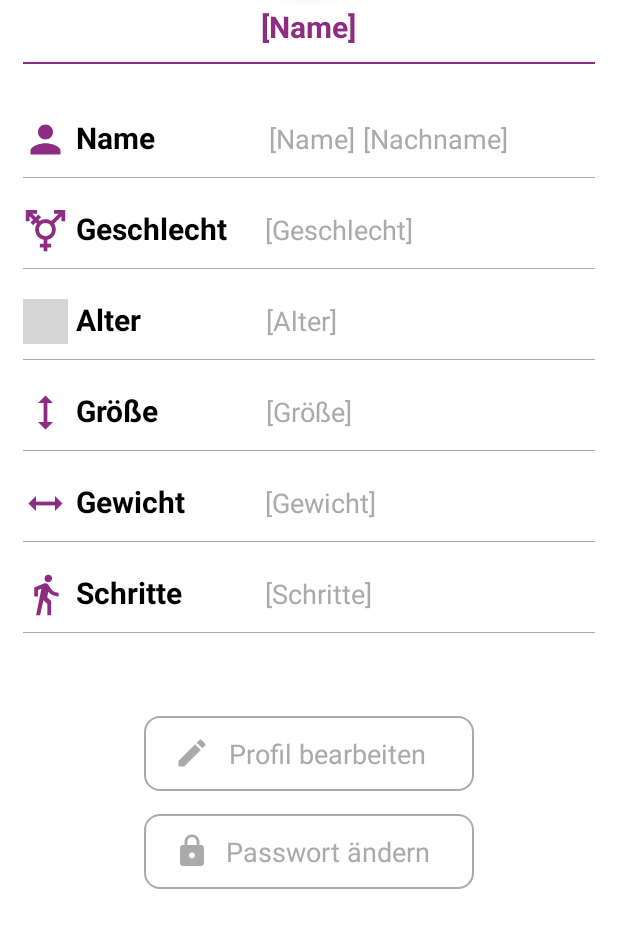
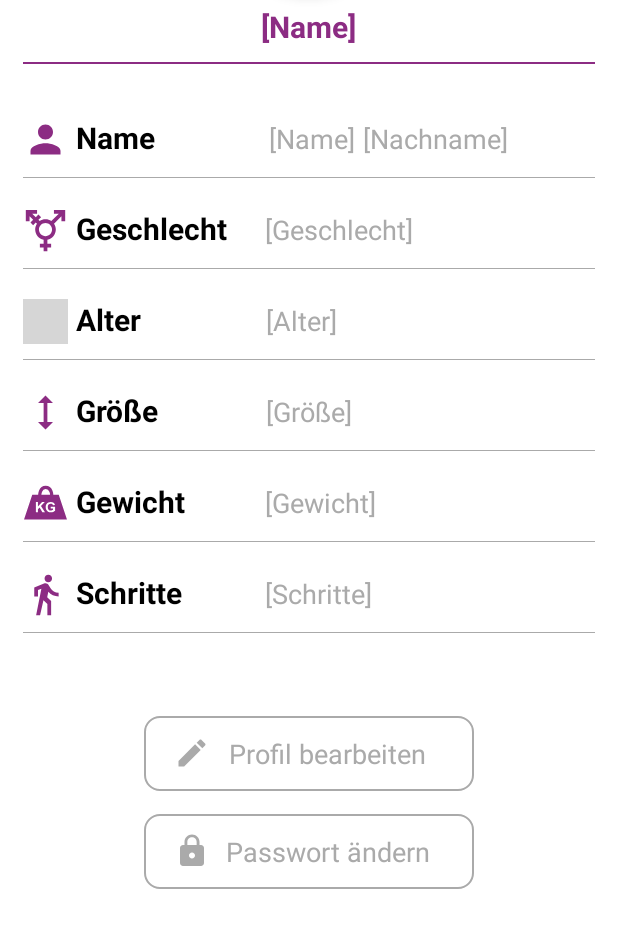
Before and after one commit to blni1011/FitAtWork, an Android app: the ProfileActivity screen opened directly, with no data from a screen before it, on a phone screen of 412 x 824 dp, the part 278-1226 px from its top. Run offline under Robolectric (Android 15) with nearby library versions, the phone set to English and light mode, and no system bars; grey boxes are pictures that could not be loaded.

Commit message:
Gewicht Icon Update

```diff
--- /dev/null
+++ b/app/src/main/res/drawable/ic_weight.xml
@@ -0,0 +1,7 @@
+<vector android:height="24dp" android:viewportHeight="153.3"
+    android:viewportWidth="153.3" android:width="24dp" xmlns:android="http://schemas.android.com/apk/res/android">
+    <path android:fillColor="#00000000"
+        android:pathData="M57.03,48.7s0,-26.57 20.04,-26.65c21.17,-0.08 20.73,26.49 20.73,26.49"
+        android:strokeColor="#1d1d1b" android:strokeWidth="11"/>
+    <path android:fillColor="#1d1d1b" android:pathData="M121.76,46.88L31.54,46.88L3.53,131.25L149.78,131.25l-28.01,-84.38ZM65.92,106.22l-9.43,-16.1 -5.62,5.73v10.37h-6.93v-34.31h6.93v15.23l13.99,-15.23h9.31l-12.92,13.36 13.62,20.94h-8.96ZM109.35,101.49c-1.45,1.4 -3.55,2.64 -6.31,3.71s-5.54,1.6 -8.37,1.6c-3.59,0 -6.72,-0.75 -9.38,-2.26 -2.67,-1.51 -4.67,-3.66 -6.01,-6.46 -1.34,-2.8 -2.01,-5.85 -2.01,-9.14 0,-3.57 0.75,-6.75 2.25,-9.52 1.5,-2.78 3.69,-4.91 6.58,-6.39 2.2,-1.14 4.94,-1.71 8.21,-1.71 4.26,0 7.59,0.89 9.98,2.68 2.4,1.79 3.93,4.26 4.62,7.41l-6.88,1.29c-0.48,-1.68 -1.39,-3.01 -2.73,-3.99 -1.33,-0.97 -3,-1.46 -5,-1.46 -3.03,0 -5.43,0.96 -7.22,2.88 -1.79,1.92 -2.68,4.77 -2.68,8.54 0,4.07 0.9,7.13 2.71,9.16s4.18,3.05 7.11,3.05c1.45,0 2.91,-0.28 4.36,-0.85 1.46,-0.57 2.71,-1.26 3.76,-2.07v-4.35h-7.93v-5.78h14.93v13.67Z"/>
+</vector>
--- a/app/src/main/res/layout/activity_profile.xml
+++ b/app/src/main/res/layout/activity_profile.xml
@@ -64,7 +64,8 @@
                 android:layout_marginTop="20dp"
                 android:orientation="horizontal"
                 android:paddingLeft="15dp"
-                android:paddingRight="15dp">
+                android:paddingRight="15dp"
+                tools:ignore="ExtraText">
 
                 <ImageView
                     android:layout_width="30dp"
@@ -245,8 +246,7 @@
                 <ImageView
                     android:layout_width="30dp"
                     android:layout_height="30dp"
-                    android:src="@drawable/ic_height"
-                    android:rotation="90"
+                    android:src="@drawable/ic_weight"
                     app:tint="@color/main_color_primary" />
 
                 //Gewicht
```
